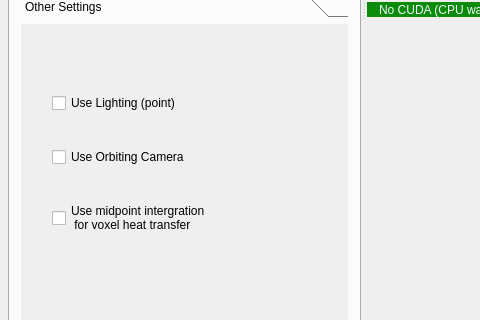
Old version of the form ui/mainwindow.ui in the repository herewegoblueno/team-wildfire; both pictures show x 0 to 480 and y 390 to 710 of the 1151 by 800 pixel window.
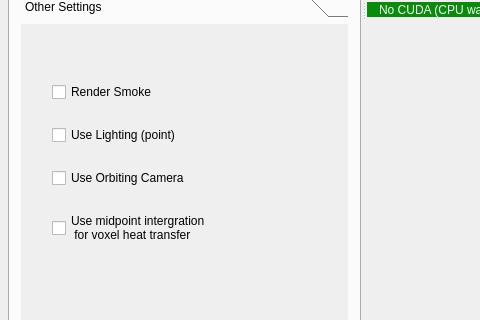
New version of the form. The open tabs and pages were chosen to show the change. Custom widgets are drawn as their Qt base class.

Commit message:
Default global wind (non-cuda), smoke toggle,
Tweaked radiative cooling for fires

Patch:
```diff
--- a/ui/mainwindow.ui
+++ b/ui/mainwindow.ui
@@ -1060,6 +1060,13 @@
                 </rect>
                </property>
                <layout class="QVBoxLayout" name="verticalLayout_6">
+                <item>
+                 <widget class="QCheckBox" name="RenderSmokeForest">
+                  <property name="text">
+                   <string>Render Smoke</string>
+                  </property>
+                 </widget>
+                </item>
                 <item>
                  <widget class="QCheckBox" name="useLightingForShaders">
                   <property name="text">
```
Left out of the diff: 2 changed lines with no effect on the pictures. The commit also changes 11 other files.
